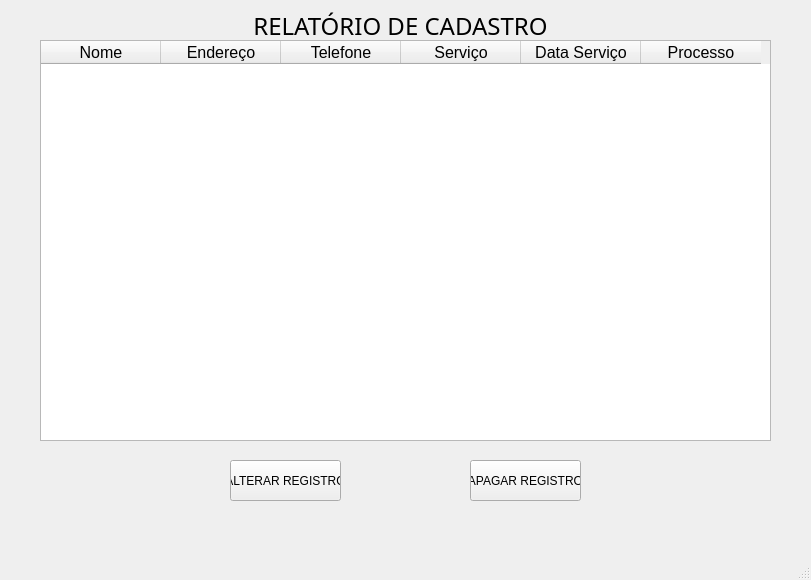
The window that lista.ui (Morais453/cadastro_pessoas) describes before a commit, drawn with Qt 5.
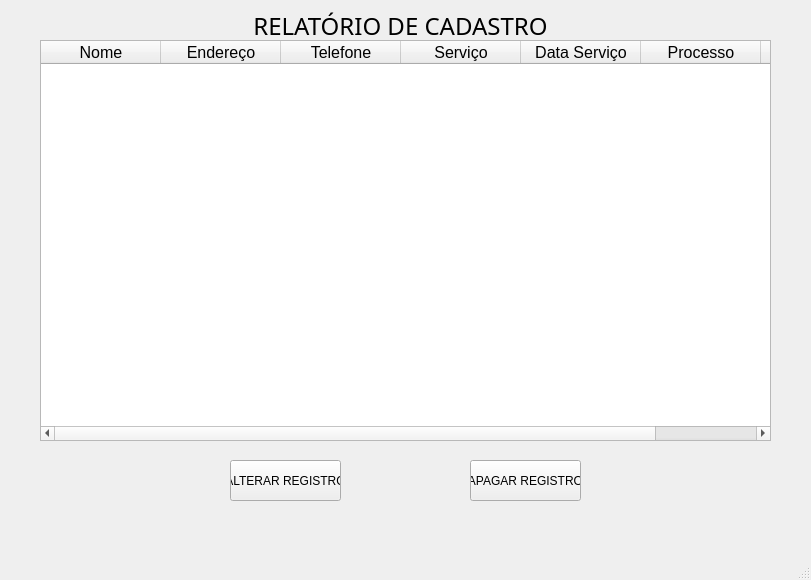
The same window after the commit.

Commit message: usuario/login/verificacao

Diff of the .ui file:
```diff
--- a/lista.ui
+++ b/lista.ui
@@ -147,6 +147,17 @@
       <set>AlignCenter</set>
      </property>
     </column>
+    <column>
+     <property name="text">
+      <string>USUARIO</string>
+     </property>
+     <property name="font">
+      <font>
+       <family>Arial</family>
+       <pointsize>12</pointsize>
+      </font>
+     </property>
+    </column>
    </widget>
    <widget class="QPushButton" name="btnAlterarRegistro">
     <property name="geometry">
```
The commit also changes 4 other files.
